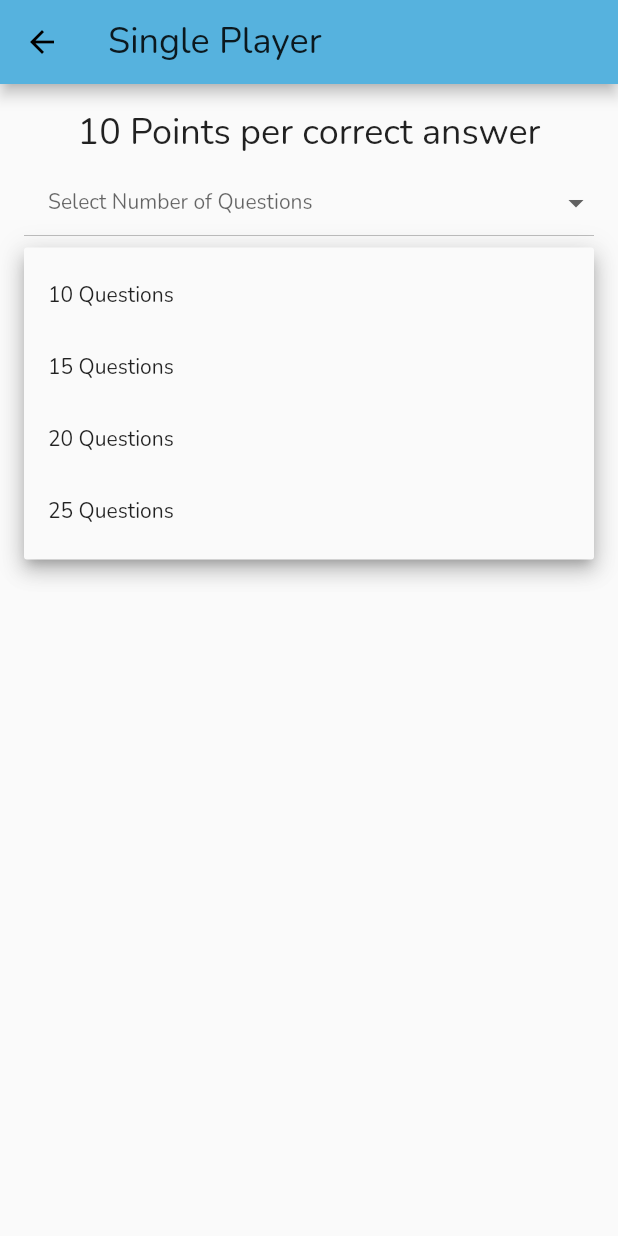
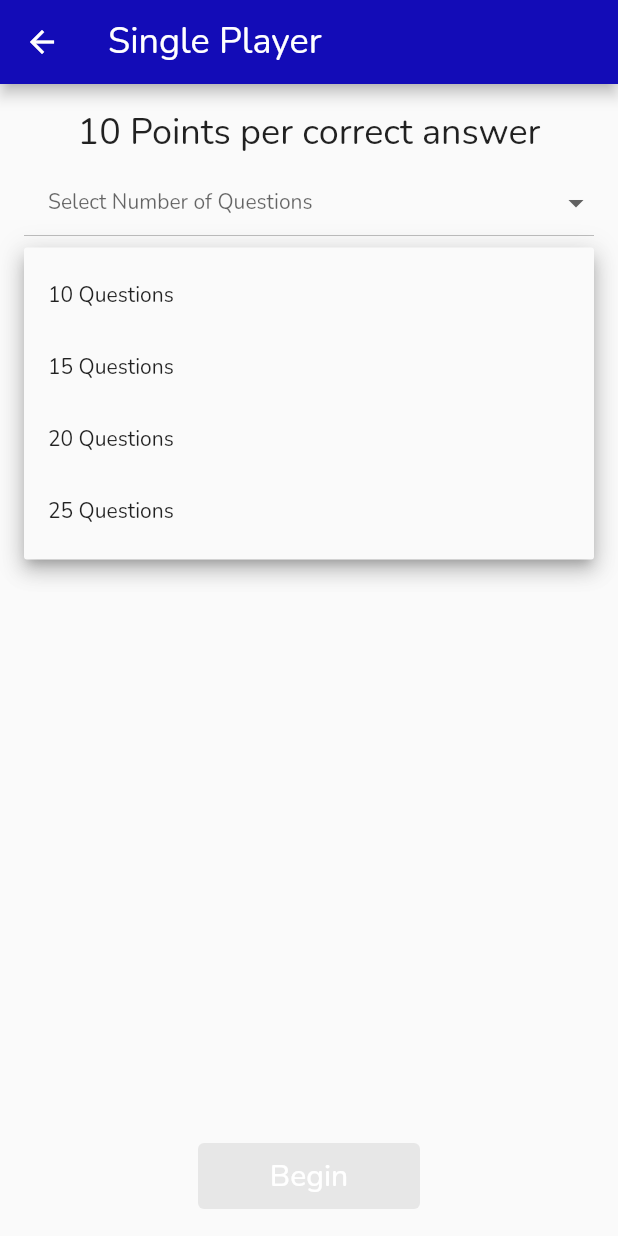
Before and after one commit to JakeHadley/four_gospels, a Flutter app: the SinglePlayerSetupPage screen opened by its route, after a tap on "Select Number of Questions", on a phone screen of 412 x 824 dp. Run offline on Flutter 3.47's test engine with Material 2 defaults, Android fonts, the light colour scheme and no system bars; drawn by our look-alikes of dropdown_button2; our stand-ins replace auto_route, bloc, equatable, firebase_analytics, firebase_core, firebase_crashlytics and 2 more; accounts and stored records are empty; generated files the repository leaves out were written again.

Commit message:
Basic setting setup for single player

```diff
--- a/lib/singlePlayerSetup/view/single_player_setup_page.dart
+++ b/lib/singlePlayerSetup/view/single_player_setup_page.dart
@@ -14,12 +14,24 @@ class SinglePlayerSetupPage extends StatefulWidget {
 
 class _SinglePlayerSetupPageState extends State<SinglePlayerSetupPage> {
   QuestionItem? selectedValue;
-  final List<QuestionItem> items = [
+  final List<DropdownMenuItem<QuestionItem>> items = [
     QuestionItem('10 Questions', 10),
     QuestionItem('15 Questions', 15),
     QuestionItem('20 Questions', 20),
     QuestionItem('25 Questions', 25),
-  ];
+  ]
+      .map(
+        (item) => DropdownMenuItem<QuestionItem>(
+          value: item,
+          child: Text(
+            item.text,
+            style: const TextStyle(
+              fontSize: 14,
+            ),
+          ),
+        ),
+      )
+      .toList();
 
   void onSinglePress() {
     context.router.push(const QuizRoute());
@@ -30,16 +42,21 @@ class _SinglePlayerSetupPageState extends State<SinglePlayerSetupPage> {
   Widget build(BuildContext context) {
     return Scaffold(
       appBar: AppBar(
-        foregroundColor: Colors.black,
+        foregroundColor: Colors.white,
         title: Text(
           'Single Player',
-          style: Theme.of(context).textTheme.headline5,
+          style: Theme.of(context)
+              .textTheme
+              .headline5!
+              .merge(const TextStyle(color: Colors.white)),
         ),
-        backgroundColor: const Color(0xff56b2de),
+        backgroundColor: Theme.of(context).colorScheme.primary,
       ),
       body: Padding(
         padding: const EdgeInsets.all(16),
-        child: SingleChildScrollView(
+        child: Column(
+          children: [
+            Expanded(
               child: Column(
                 children: [
                   Text(
@@ -56,19 +73,7 @@ class _SinglePlayerSetupPageState extends State<SinglePlayerSetupPage> {
                         color: Theme.of(context).hintColor,
                       ),
                     ),
-                items: items
-                    .map(
-                      (item) => DropdownMenuItem<QuestionItem>(
-                        value: item,
-                        child: Text(
-                          item.text,
-                          style: const TextStyle(
-                            fontSize: 14,
-                          ),
-                        ),
-                      ),
-                    )
-                    .toList(),
+                    items: items,
                     value: selectedValue,
                     onChanged: (QuestionItem? value) {
                       setState(() {
@@ -76,12 +81,24 @@ class _SinglePlayerSetupPageState extends State<SinglePlayerSetupPage> {
                       });
                     },
                   ),
+                ],
+              ),
+            ),
             ElevatedButton(
+              style: ElevatedButton.styleFrom(
+                minimumSize: const Size(148, 44),
+                elevation: 5,
+              ),
               onPressed: selectedValue != null ? onSinglePress : null,
-                child: const Text('Begin'),
+              child: Text(
+                'Begin',
+                style: Theme.of(context)
+                    .textTheme
+                    .headline6!
+                    .merge(const TextStyle(color: Colors.white)),
+              ),
             )
           ],
-          ),
         ),
       ),
     );
```
Also changed, not shown: lib/app/view/app.dart (+15 -4 lines), lib/home/view/home_page.dart (+5 -2 lines), lib/quiz/view/quiz_page.dart (+11 -1 lines). Lines whose indentation alone changed are shown as unchanged.
